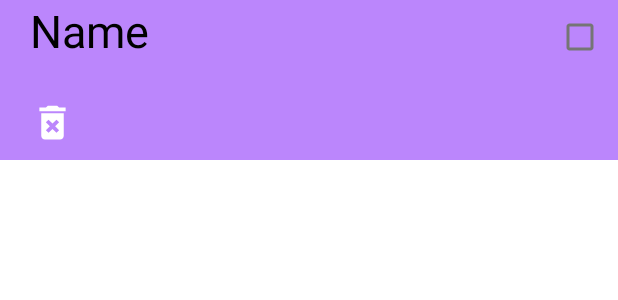
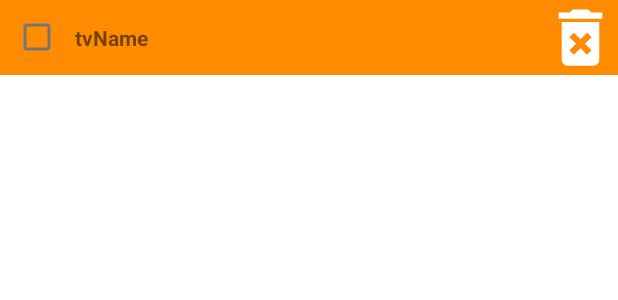
Before and after one commit to vastyl/AK7MT, an Android app: the layout action_item.xml on its own in the app's theme, with its tools: preview values and no code run, on a phone screen of 412 x 824 dp. Shown: the top 300 px of the screen. Run offline under Robolectric (Android 15) with nearby library versions, the phone set to English and light mode, and no system bars.

Commit message:
dalsi upravy

```diff
--- a/app/src/main/java/com/example/noteapp/ui/AddActionItemDialog.kt
+++ b/app/src/main/java/com/example/noteapp/ui/AddActionItemDialog.kt
@@ -27,7 +27,7 @@ class AddActionItemDialog(context: Context, var addDialogListener: AddDialogList
         binding.tvAdd.setOnClickListener {
             val name = binding.etName.text.toString()
             if(name.isNullOrEmpty()) {
-                Toast.makeText(context, "Please enter a name", Toast.LENGTH_SHORT).show()
+                Toast.makeText(context, "Vložte prosím text", Toast.LENGTH_SHORT).show()
                 return@setOnClickListener
             }
 
--- a/app/src/main/java/com/example/noteapp/ui/FirstFragment.kt
+++ b/app/src/main/java/com/example/noteapp/ui/FirstFragment.kt
@@ -18,6 +18,7 @@ class FirstFragment() : Fragment()  {
     // onDestroyView.
     private val binding get() = _binding!!
 
+
     override fun onCreateView(
         inflater: LayoutInflater, container: ViewGroup?,
         savedInstanceState: Bundle?
--- a/app/src/main/res/layout/action_item.xml
+++ b/app/src/main/res/layout/action_item.xml
@@ -1,50 +1,37 @@
 <?xml version="1.0" encoding="utf-8"?>
-<layout xmlns:android="http://schemas.android.com/apk/res/android"
+<androidx.constraintlayout.widget.ConstraintLayout xmlns:android="http://schemas.android.com/apk/res/android"
     xmlns:app="http://schemas.android.com/apk/res-auto"
-    xmlns:tools="http://schemas.android.com/tools">
-
-    <data>
-
-    </data>
-
-    <androidx.constraintlayout.widget.ConstraintLayout
+    xmlns:tools="http://schemas.android.com/tools"
     android:layout_width="match_parent"
     android:layout_height="wrap_content"
-        android:background="@color/purple_200"
+    android:background="@color/orange"
     android:orientation="vertical">
-
-
-        <TextView
-            android:id="@+id/tvName"
-            android:layout_width="match_parent"
-            android:layout_height="match_parent"
-            android:text="Name"
-            android:paddingLeft="20dp"
-            android:textColor="@android:color/black"
-            android:textSize="30sp"
-            app:layout_constraintStart_toStartOf="parent"
-            app:layout_constraintTop_toTopOf="parent" />
-
-
-        <ImageView
-            android:paddingLeft="20dp"
-            android:id="@+id/ivDelete"
-            android:layout_width="50dp"
-            android:layout_height="50dp"
-            android:layout_marginTop="16dp"
-            android:clickable="true"
-            android:focusable="true"
-            android:src="@drawable/ic_delete"
-            android:textSize="20sp"
-            app:layout_constraintStart_toStartOf="parent"
-            app:layout_constraintTop_toBottomOf="@+id/tvName" />
 
     <CheckBox
         android:id="@+id/statusCheckBox"
         android:layout_width="50dp"
         android:layout_height="50dp"
-            android:layout_marginTop="16dp"
-            app:layout_constraintEnd_toEndOf="parent" />
+        app:layout_constraintStart_toStartOf="parent"
+        app:layout_constraintTop_toTopOf="parent" />
 
+    <TextView
+        android:id="@+id/tvName"
+        android:layout_width="wrap_content"
+        android:layout_height="wrap_content"
+        android:nestedScrollingEnabled="false"
+        android:layout_marginEnd="20dp"
+        android:text="@string/tvname"
+        android:textStyle="bold"
+        app:layout_constraintBottom_toBottomOf="parent"
+        app:layout_constraintStart_toEndOf="@+id/statusCheckBox"
+        app:layout_constraintTop_toTopOf="parent" />
+
+    <ImageView
+        android:id="@+id/ivDelete"
+        android:layout_width="50dp"
+        android:layout_height="50dp"
+        app:layout_constraintBottom_toBottomOf="parent"
+        app:layout_constraintEnd_toEndOf="parent"
+        app:layout_constraintTop_toTopOf="parent"
+        app:srcCompat="@drawable/ic_delete" />
 </androidx.constraintlayout.widget.ConstraintLayout>
-</layout>
--- a/app/src/main/res/layout/fragment_first.xml
+++ b/app/src/main/res/layout/fragment_first.xml
@@ -21,6 +21,7 @@
         android:layout_width="wrap_content"
         android:layout_height="wrap_content"
 
+        android:layout_marginBottom="24dp"
         android:src="@drawable/add_box_menu"
         app:layout_constraintBottom_toBottomOf="parent"
         app:layout_constraintEnd_toEndOf="parent" />
--- a/app/src/main/res/values/strings.xml
+++ b/app/src/main/res/values/strings.xml
@@ -36,4 +36,6 @@
     </string>
     <string name="attachment_summary_off">Only download attachments when manually requested</string>
     <string name="add_actionitem">Přidat novinku</string>
+    <string name="smaz_ni">Smazáni</string>
+    <string name="tvname">tvName</string>
 </resources>
```
Also changed, not shown: app/src/main/java/com/example/noteapp/ui/MainActivity.kt (+22 -12 lines), app/src/main/res/layout/activity_main.xml (+21 -6 lines), app/src/main/res/layout/dialog_add_action_item.xml (+27 -44 lines). Lines whose indentation alone changed are shown as unchanged.
